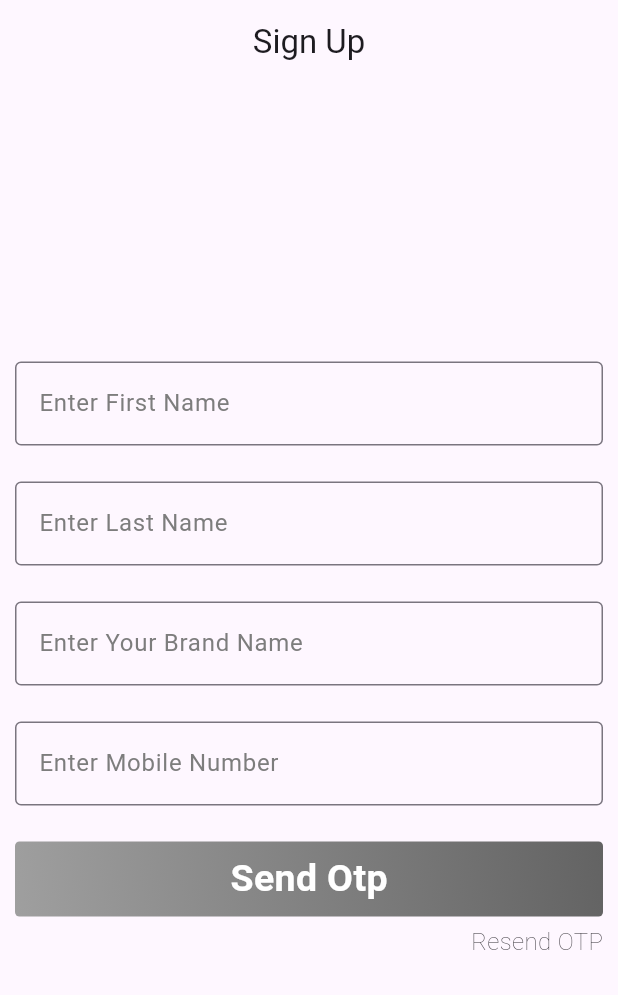
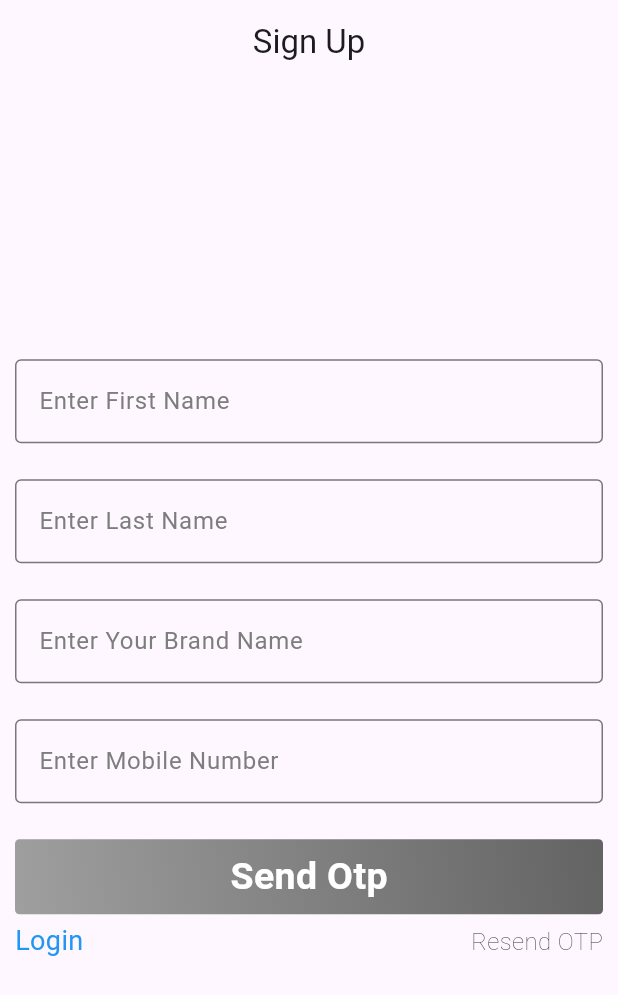
Before and after one commit to Darshilgor/FieldKing, a Flutter app: the screen it shows after launch, on a phone screen of 412 x 824 dp. Shown: the top 995 px of the screen. Run offline on Flutter 3.47's test engine with Material 3 defaults, Android fonts, the phone set to English and light mode, and no system bars; our stand-ins replace cloud_firestore, firebase_auth, firebase_core, firebase_messaging, flutter_local_notifications, flutter_styled_toast and 2 more; accounts and stored records are empty.

```diff
--- a/lib/Pages/singup_page.dart
+++ b/lib/Pages/singup_page.dart
@@ -1,8 +1,11 @@
+import 'package:field_king/Pages/login_page.dart';
 import 'package:field_king/controller/send_otp_controller.dart';
 import 'package:field_king/services/app_color/app_colors.dart';
+import 'package:field_king/services/text_style/text_style.dart';
 import 'package:field_king/widgets/widgets.dart';
 import 'package:flutter/material.dart';
 import 'package:flutter/services.dart';
+import 'package:flutter/widgets.dart';
 import 'package:get/get.dart';
 
 class SignUpPage extends StatefulWidget {
@@ -101,15 +104,31 @@ class _SignUpPageState extends State<SignUpPage> {
             ),
             Obx(
               () => Row(
-                mainAxisAlignment: MainAxisAlignment.end,
+                mainAxisAlignment: MainAxisAlignment.spaceBetween,
+                children: [
+                  GestureDetector(
+                    onTap: () {
+                      Get.to(
+                        LoginPage(),
+                      );
+                    },
+                    child: Text(
+                      'Login',
+                      style: Style.textstyle2.copyWith(
+                        fontSize: 18,
+                        color: Colors.blue,
+                      ),
+                    ),
+                  ),
+                  Row(
                     children: [
                       (signupController.countDown.value != 0)
                           ? Text(
                               signupController.countDown.toString(),
                               style: TextStyle(
                                 fontSize: 16,
-                            fontWeight:
-                                (signupController.countDown.value != 0 ||
+                                fontWeight: (signupController.countDown.value !=
+                                            0 ||
                                         signupController.OtpSend.value == false)
                                     ? FontWeight.w100
                                     : FontWeight.w600,
@@ -127,7 +146,8 @@ class _SignUpPageState extends State<SignUpPage> {
                             'Resend OTP',
                             style: TextStyle(
                               fontSize: 16,
-                          fontWeight: (signupController.countDown.value != 0 ||
+                              fontWeight: (signupController.countDown.value !=
+                                          0 ||
                                       signupController.OtpSend.value == false)
                                   ? FontWeight.w100
                                   : FontWeight.w600,
@@ -135,6 +155,8 @@ class _SignUpPageState extends State<SignUpPage> {
                           ),
                         ),
                       ),
+                    ],
+                  )
                 ],
               ),
             ),
```
Also changed, not shown: lib/Pages/home_page.dart (+19 -13 lines), lib/Pages/login_page.dart (+7 -1 lines), lib/main.dart (+89 -6 lines), lib/services/function.dart (+7 -33 lines), lib/services/get_storage/get_storage.dart (+12 -0 lines), lib/services/notification/notification_services.dart (+37 -14 lines), 2 other files. Lines whose indentation alone changed are shown as unchanged.
